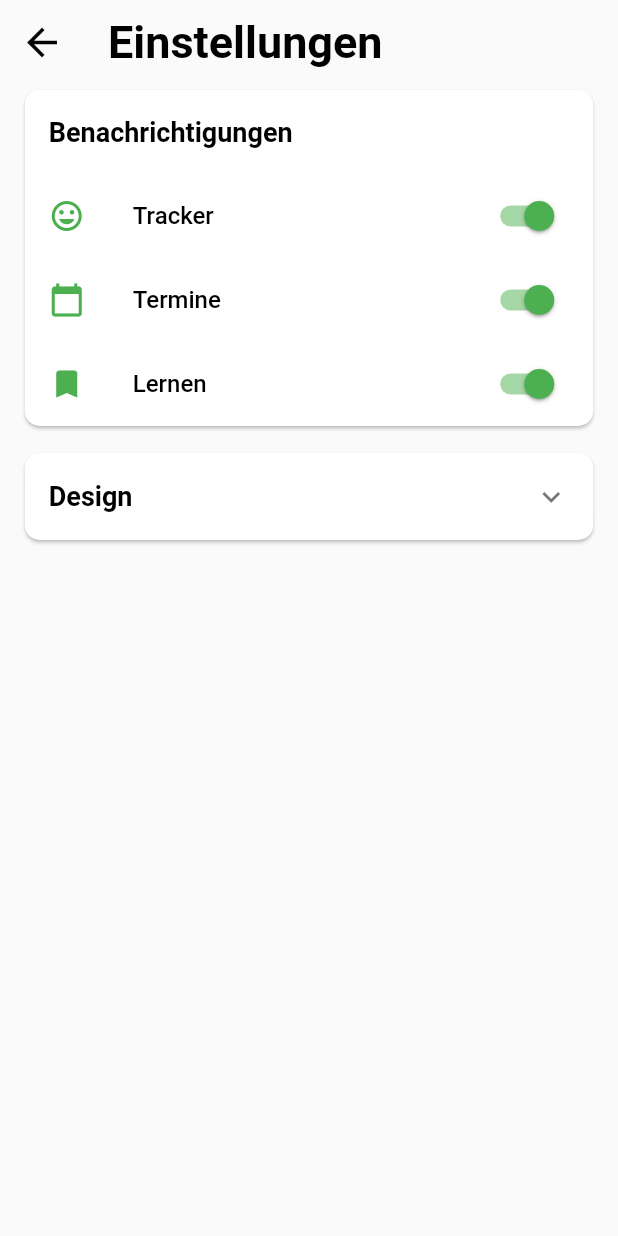
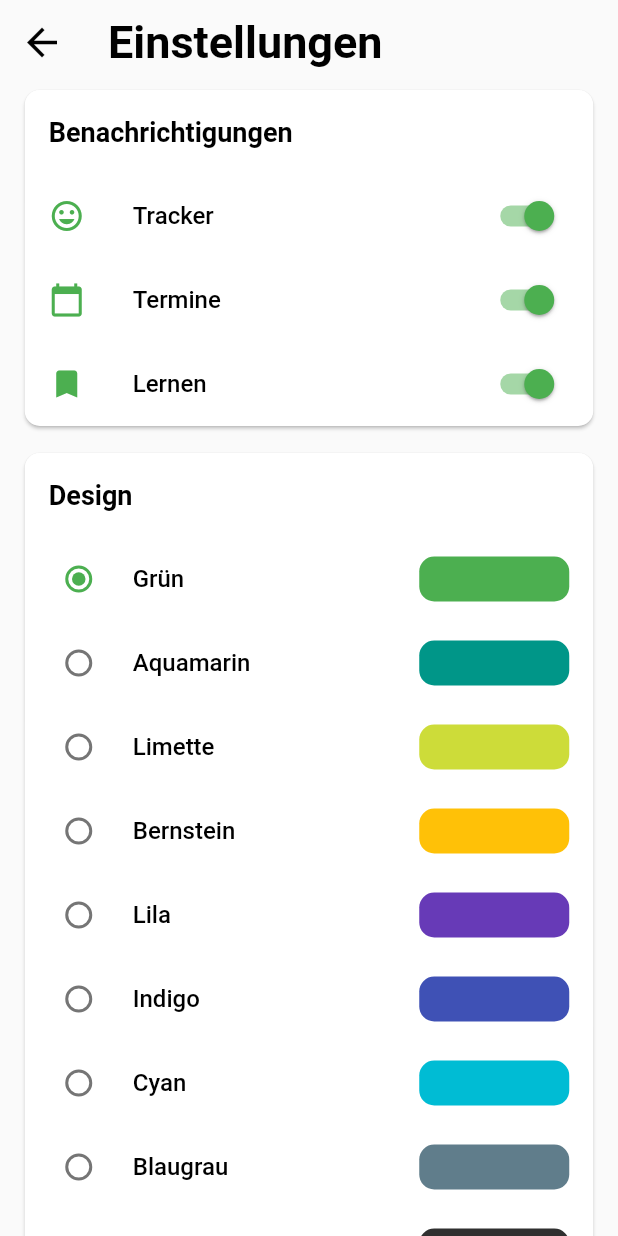
Before and after one commit to Hankyyy/achtsamkeits-app, a Flutter app: the EinstellungenScreen screen opened by its route, on a phone screen of 412 x 824 dp. Run offline on Flutter 3.47's test engine with Material 2 defaults, Android fonts, the light colour scheme and no system bars; our stand-ins replace audioplayers, auto_size_text, charts_flutter, dynamic_theme, percent_indicator, sqflite and 1 more; missing offline and left inert: flutter_duration_picker; accounts and stored records are empty.

Commit message:
Einstellungen Design

```diff
--- a/lib/EinstellungenScreen/EinstellungenScreen.dart
+++ b/lib/EinstellungenScreen/EinstellungenScreen.dart
@@ -151,7 +151,7 @@ class _EinstellungenScreenState extends State<EinstellungenScreen> {
     }
 
     Color getColor(Color color) {
-      if (color==Colors.white)
+      if (color == Colors.white)
         return Colors.grey[850];
       else
         return color;
@@ -163,12 +163,12 @@ class _EinstellungenScreenState extends State<EinstellungenScreen> {
       ),
       child: Column(
         children: <Widget>[
-          ExpansionTile(
+          ListTile(
             title: Text(
               "Design",
               style: Theme.of(context).textTheme.title,
             ),
-            children: <Widget>[
+          ),
           FutureBuilder<int>(
             future: theme.getThemeInt(),
             builder: (context, snapshot) {
@@ -230,8 +230,8 @@ class _EinstellungenScreenState extends State<EinstellungenScreen> {
                         width: 100.0,
                         decoration: BoxDecoration(
                             color: getColor(themes[index].primaryColor),
-                                borderRadius: BorderRadius.all(
-                                    const Radius.circular(10.0))),
+                            borderRadius:
+                                BorderRadius.all(const Radius.circular(10.0))),
                       ),
                       onChanged: (value) {
                         handleChange(value);
@@ -244,11 +244,8 @@ class _EinstellungenScreenState extends State<EinstellungenScreen> {
           ),
         ],
       ),
-        ],
-      ),
     );
   }
-
 
   Widget BenachrichtigungenCard() {
     return Card(
@@ -257,12 +254,10 @@ class _EinstellungenScreenState extends State<EinstellungenScreen> {
       ),
       child: Column(
         children: <Widget>[
-          Container(
-            child: ListTile(
+          ListTile(
             title: Text(
               "Benachrichtigungen",
               style: Theme.of(context).textTheme.title,
-              ),
             ),
           ),
           SwitchListTile(
```
Lines whose indentation alone changed are shown as unchanged.
